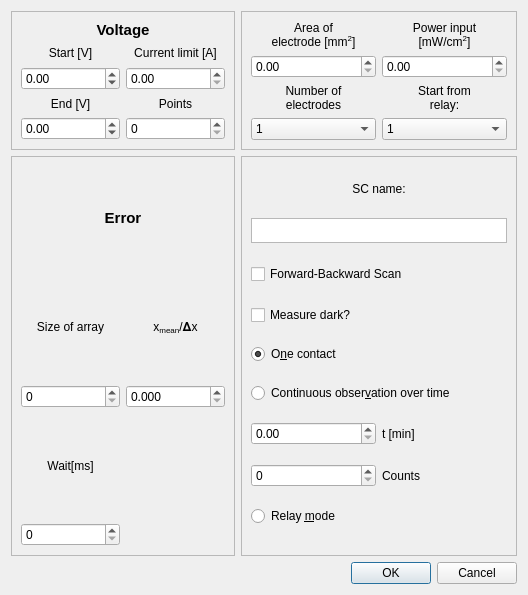
Above: GUI/Dialog.ui from userIsTaken/SolarVACh before the change. Below: the same form after it.
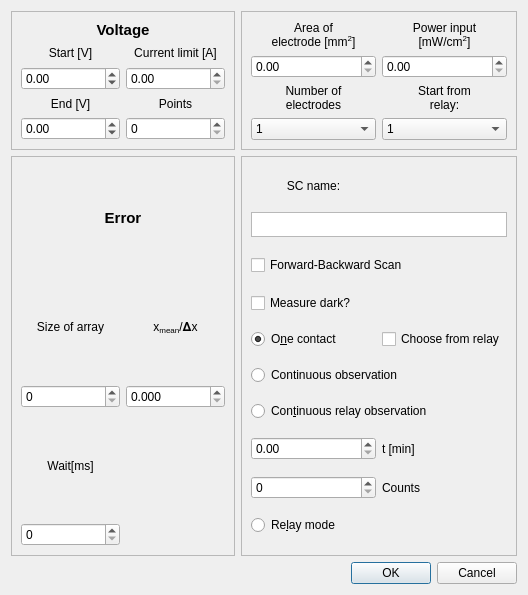
That is the form after the change.

Commit message: Continuous relay observation

The edit to the form file:
```diff
--- a/GUI/Dialog.ui
+++ b/GUI/Dialog.ui
@@ -14,6 +14,16 @@
    <string>Settings</string>
   </property>
   <layout class="QGridLayout" name="gridLayout">
+   <item row="2" column="0" colspan="2">
+    <widget class="QDialogButtonBox" name="buttonBox">
+     <property name="orientation">
+      <enum>Qt::Horizontal</enum>
+     </property>
+     <property name="standardButtons">
+      <set>QDialogButtonBox::Cancel|QDialogButtonBox::Ok</set>
+     </property>
+    </widget>
+   </item>
    <item row="0" column="1">
     <widget class="QFrame" name="frame_2">
      <property name="frameShape">
@@ -150,16 +160,6 @@
      </layout>
     </widget>
    </item>
-   <item row="2" column="0" colspan="2">
-    <widget class="QDialogButtonBox" name="buttonBox">
-     <property name="orientation">
-      <enum>Qt::Horizontal</enum>
-     </property>
-     <property name="standardButtons">
-      <set>QDialogButtonBox::Cancel|QDialogButtonBox::Ok</set>
-     </property>
-    </widget>
-   </item>
    <item row="0" column="0">
     <widget class="QFrame" name="frame">
      <property name="frameShape">
@@ -363,6 +363,22 @@
       <enum>QFrame::Raised</enum>
      </property>
      <layout class="QGridLayout" name="gridLayout_5">
+      <item row="0" column="0">
+       <widget class="QLabel" name="label_16">
+        <property name="maximumSize">
+         <size>
+          <width>16777215</width>
+          <height>20</height>
+         </size>
+        </property>
+        <property name="text">
+         <string>SC name:</string>
+        </property>
+        <property name="alignment">
+         <set>Qt::AlignCenter</set>
+        </property>
+       </widget>
+      </item>
       <item row="1" column="0" colspan="2">
        <widget class="QTextEdit" name="sc_name">
         <property name="maximumSize">
@@ -379,6 +395,26 @@
         </property>
        </widget>
       </item>
+      <item row="2" column="0" colspan="2">
+       <widget class="QCheckBox" name="fb_scan">
+        <property name="maximumSize">
+         <size>
+          <width>16777215</width>
+          <height>24</height>
+         </size>
+        </property>
+        <property name="text">
+         <string>Forward-Backward Scan</string>
+        </property>
+       </widget>
+      </item>
+      <item row="3" column="0">
+       <widget class="QCheckBox" name="darkBox">
+        <property name="text">
+         <string>Measure dark?</string>
+        </property>
+       </widget>
+      </item>
       <item row="4" column="0">
        <widget class="QRadioButton" name="oneShotMode">
         <property name="text">
@@ -389,81 +425,59 @@
         </property>
        </widget>
       </item>
-      <item row="6" column="0">
+      <item row="4" column="1">
+       <widget class="QCheckBox" name="checkBox">
+        <property name="text">
+         <string>Choose from relay</string>
+        </property>
+       </widget>
+      </item>
+      <item row="5" column="0" colspan="2">
+       <widget class="QRadioButton" name="timeMode">
+        <property name="text">
+         <string>Continuous observation</string>
+        </property>
+       </widget>
+      </item>
+      <item row="6" column="0" colspan="2">
+       <widget class="QRadioButton" name="timeMode_2">
+        <property name="text">
+         <string>Con&amp;tinuous relay observation</string>
+        </property>
+       </widget>
+      </item>
+      <item row="7" column="0">
        <widget class="QDoubleSpinBox" name="timeDelayBox">
         <property name="maximum">
          <double>100.000000000000000</double>
         </property>
        </widget>
       </item>
-      <item row="6" column="1">
+      <item row="7" column="1">
        <widget class="QLabel" name="unitLabel">
         <property name="text">
          <string>t [min]</string>
         </property>
        </widget>
       </item>
-      <item row="0" column="0" colspan="2">
-       <widget class="QLabel" name="label_16">
-        <property name="maximumSize">
-         <size>
-          <width>16777215</width>
-          <height>20</height>
-         </size>
-        </property>
-        <property name="text">
-         <string>SC name:</string>
-        </property>
-        <property name="alignment">
-         <set>Qt::AlignCenter</set>
-        </property>
-       </widget>
-      </item>
       <item row="8" column="0">
-       <widget class="QRadioButton" name="relayMode">
-        <property name="text">
-         <string>Relay &amp;mode</string>
-        </property>
-       </widget>
-      </item>
-      <item row="2" column="0" colspan="2">
-       <widget class="QCheckBox" name="fb_scan">
-        <property name="maximumSize">
-         <size>
-          <width>16777215</width>
-          <height>24</height>
-         </size>
-        </property>
-        <property name="text">
-         <string>Forward-Backward Scan</string>
-        </property>
-       </widget>
-      </item>
-      <item row="5" column="0" colspan="2">
-       <widget class="QRadioButton" name="timeMode">
-        <property name="text">
-         <string>Continuous obser&amp;vation over time</string>
-        </property>
-       </widget>
-      </item>
-      <item row="7" column="0">
        <widget class="QSpinBox" name="countBox">
         <property name="maximum">
          <number>1000</number>
         </property>
        </widget>
       </item>
-      <item row="7" column="1">
+      <item row="8" column="1">
        <widget class="QLabel" name="label_10">
         <property name="text">
          <string>Counts</string>
         </property>
        </widget>
       </item>
-      <item row="3" column="0">
-       <widget class="QCheckBox" name="darkBox">
+      <item row="9" column="0">
+       <widget class="QRadioButton" name="relayMode">
         <property name="text">
-         <string>Measure dark?</string>
+         <string>Re&amp;lay mode</string>
         </property>
        </widget>
       </item>
```
The commit also changes 5 other files.
